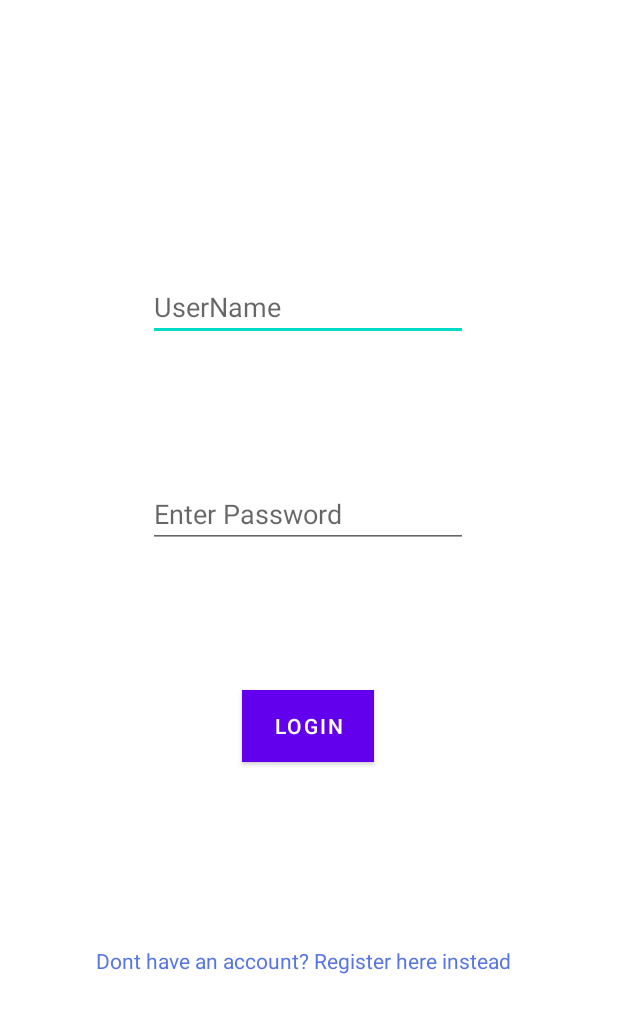
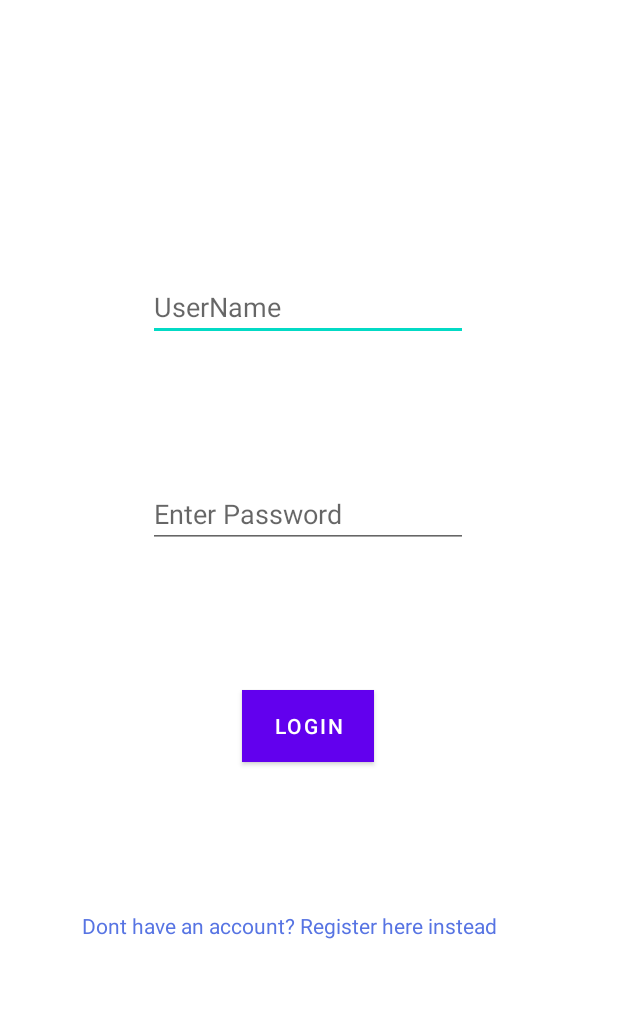
Before and after one commit to JAPHETHNYARANGA/nyaranga-social-app, an Android app: the screen it shows after launch (MainActivity), on a phone screen of 412 x 824 dp. Shown: the top 1013 px of the screen. Run offline under Robolectric (Android 15) with nearby library versions, the phone set to English and light mode, and no system bars.

Commit message:
properly constrained the last textview

```diff
--- a/app/src/main/res/layout/activity_main.xml
+++ b/app/src/main/res/layout/activity_main.xml
@@ -52,15 +52,13 @@
         android:id="@+id/tvRegister"
         android:layout_width="303dp"
         android:layout_height="25dp"
-        android:layout_marginBottom="156dp"
         android:text="Dont have an account? Register here instead"
         android:textColor="#5774E3"
         app:layout_constraintBottom_toBottomOf="parent"
         app:layout_constraintEnd_toEndOf="parent"
-        app:layout_constraintHorizontal_bias="0.592"
         app:layout_constraintStart_toStartOf="parent"
         app:layout_constraintTop_toBottomOf="@+id/button1"
-        app:layout_constraintVertical_bias="0.91" />
+        app:layout_constraintVertical_bias="0.342" />
 
 
 </androidx.constraintlayout.widget.ConstraintLayout>
```
